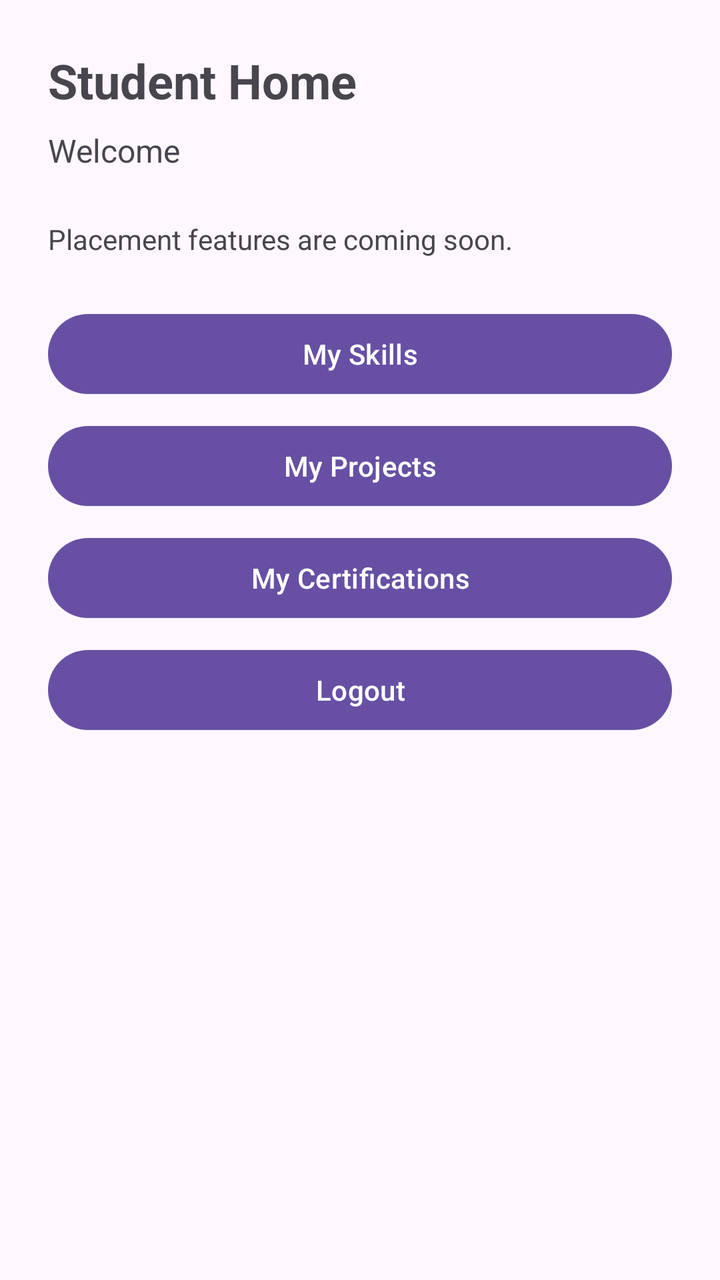
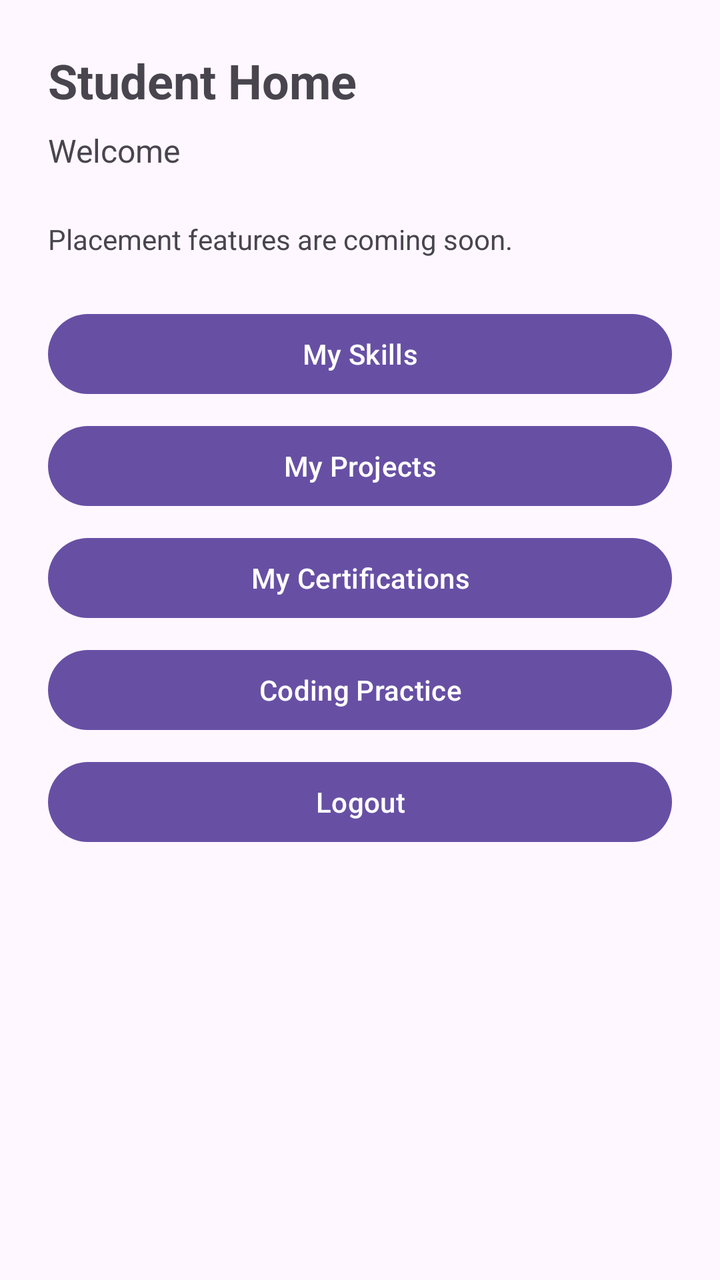

The first picture is an Android layout as it rendered before a commit; the second is the same layout after the commit. The layout source and the unified diff follow.
<!-- AndroidManifest.xml: application theme Theme.StudentSkillsPlacementTracker -->
<!-- res/layout/activity_student_home.xml -->
<?xml version="1.0" encoding="utf-8"?>
<ScrollView xmlns:android="http://schemas.android.com/apk/res/android"
    android:layout_width="match_parent"
    android:layout_height="match_parent"
    android:fillViewport="true">

    <LinearLayout
        android:layout_width="match_parent"
        android:layout_height="wrap_content"
        android:orientation="vertical"
        android:padding="24dp">

        <TextView
            android:id="@+id/studentHomeTitleTextView"
            android:layout_width="wrap_content"
            android:layout_height="wrap_content"
            android:text="@string/student_home_title"
            android:textSize="24sp"
            android:textStyle="bold"
            android:layout_marginBottom="8dp" />

        <TextView
            android:id="@+id/welcomeTextView"
            android:layout_width="match_parent"
            android:layout_height="wrap_content"
            android:text="@string/student_home_welcome_unknown"
            android:textSize="16sp"
            android:layout_marginBottom="24dp" />

        <ProgressBar
            android:id="@+id/profileProgressBar"
            android:layout_width="wrap_content"
            android:layout_height="wrap_content"
            android:layout_gravity="center_horizontal"
            android:layout_marginBottom="16dp"
            android:visibility="gone" />

        <TextView
            android:id="@+id/profileMessageTextView"
            android:layout_width="match_parent"
            android:layout_height="wrap_content"
            android:textSize="16sp"
            android:layout_marginBottom="16dp"
            android:visibility="gone" />

        <LinearLayout
            android:id="@+id/profileContainer"
            android:layout_width="match_parent"
            android:layout_height="wrap_content"
            android:orientation="vertical"
            android:layout_marginBottom="24dp"
            android:visibility="gone">

            <TextView
                android:layout_width="wrap_content"
                android:layout_height="wrap_content"
                android:text="@string/student_home_profile_section"
                android:textSize="18sp"
                android:textStyle="bold"
                android:layout_marginBottom="8dp" />

            <TextView
                android:id="@+id/nameTextView"
                android:layout_width="match_parent"
                android:layout_height="wrap_content"
                android:textSize="16sp"
                android:paddingBottom="4dp" />

            <TextView
                android:id="@+id/emailTextView"
                android:layout_width="match_parent"
                android:layout_height="wrap_content"
                android:textSize="16sp"
                android:paddingBottom="4dp" />

            <TextView
                android:id="@+id/departmentTextView"
                android:layout_width="match_parent"
                android:layout_height="wrap_content"
                android:textSize="16sp"
                android:paddingBottom="4dp" />

            <TextView
                android:id="@+id/yearTextView"
                android:layout_width="match_parent"
                android:layout_height="wrap_content"
                android:textSize="16sp"
                android:paddingBottom="4dp" />

            <TextView
                android:id="@+id/cgpaTextView"
                android:layout_width="match_parent"
                android:layout_height="wrap_content"
                android:textSize="16sp" />

        </LinearLayout>

        <TextView
            android:layout_width="match_parent"
            android:layout_height="wrap_content"
            android:text="@string/student_home_coming_soon"
            android:textSize="14sp"
            android:layout_marginBottom="24dp" />

        <Button
            android:id="@+id/skillsButton"
            android:layout_width="match_parent"
            android:layout_height="wrap_content"
            android:layout_marginBottom="8dp"
            android:text="@string/btn_my_skills" />

        <Button
            android:id="@+id/projectsButton"
            android:layout_width="match_parent"
            android:layout_height="wrap_content"
            android:layout_marginBottom="8dp"
            android:text="@string/btn_my_projects" />

        <Button
            android:id="@+id/certificationsButton"
            android:layout_width="match_parent"
            android:layout_height="wrap_content"
            android:layout_marginBottom="8dp"
            android:text="@string/btn_my_certifications" />

        <Button
            android:id="@+id/logoutButton"
            android:layout_width="match_parent"
            android:layout_height="wrap_content"
            android:text="@string/btn_logout" />

    </LinearLayout>

</ScrollView>
<!-- resources referenced by this layout -->
<resources>
  <string name="btn_logout">Logout</string>
  <string name="btn_my_certifications">My Certifications</string>
  <string name="btn_my_projects">My Projects</string>
  <string name="btn_my_skills">My Skills</string>
  <string name="student_home_coming_soon">Placement features are coming soon.</string>
  <string name="student_home_profile_section">Profile</string>
  <string name="student_home_title">Student Home</string>
  <string name="student_home_welcome_unknown">Welcome</string>
  <style name="Theme.StudentSkillsPlacementTracker" parent="Base.Theme.StudentSkillsPlacementTracker" />
  <style name="Base.Theme.StudentSkillsPlacementTracker" parent="Theme.Material3.DayNight.NoActionBar">
          
          
      </style>
</resources>

<!-- the commit's change to res/layout/activity_student_home.xml (unified diff, before → after) -->
@@ -124,6 +124,13 @@
             android:text="@string/btn_my_certifications" />
 
         <Button
+            android:id="@+id/codingButton"
+            android:layout_width="match_parent"
+            android:layout_height="wrap_content"
+            android:layout_marginBottom="8dp"
+            android:text="@string/btn_my_coding" />
+
+        <Button
             android:id="@+id/logoutButton"
             android:layout_width="match_parent"
             android:layout_height="wrap_content"
<!-- resource entries referenced after the edit -->
@@ -2,6 +2,7 @@
 <resources>
   <string name="btn_logout">Logout</string>
   <string name="btn_my_certifications">My Certifications</string>
+  <string name="btn_my_coding">Coding Practice</string>
   <string name="btn_my_projects">My Projects</string>
   <string name="btn_my_skills">My Skills</string>
   <string name="student_home_coming_soon">Placement features are coming soon.</string>
